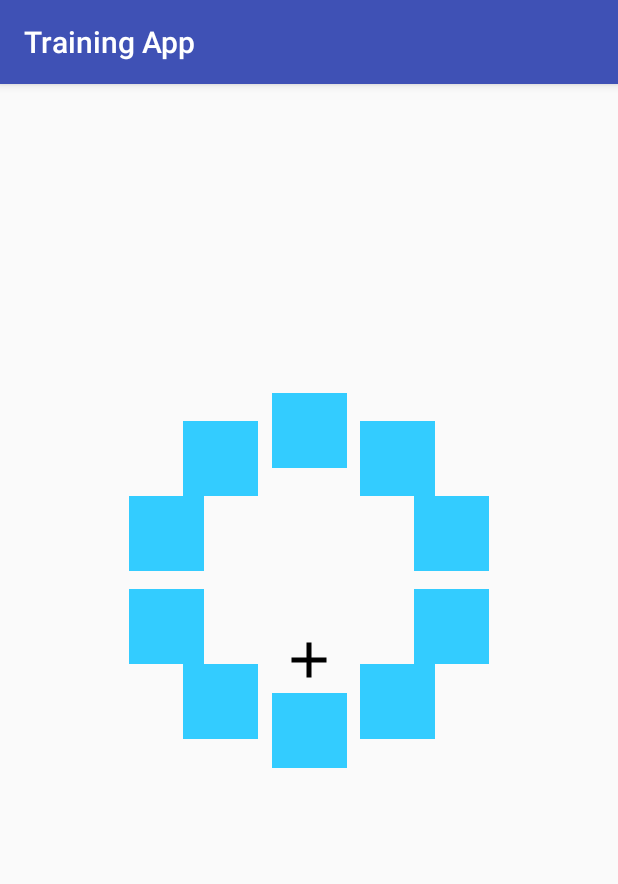
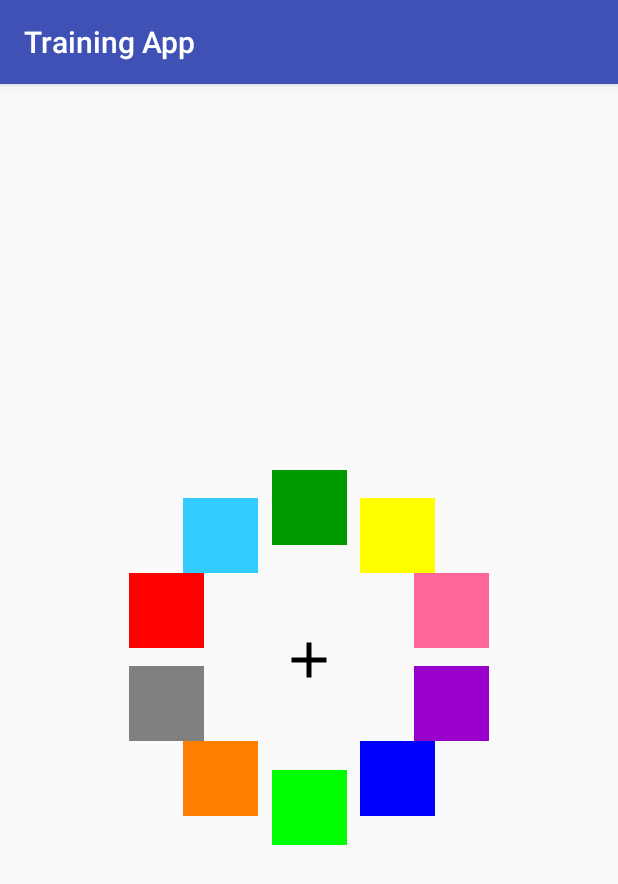
Before and after one commit to ayraz/TrainingApp, an Android app: the screen it shows after launch (TrainingActivity), on a phone screen of 412 x 824 dp. Shown: the top 884 px of the screen. Run offline under Robolectric (Android 15) with nearby library versions, the phone set to English and light mode, and no system bars; our stand-ins replace data binding.

Commit message:
Fixed the bug where all drawn objects were the same color despite the code randomizing them + refactored sequencing of layout events.

```diff
--- a/app/src/main/java/cz/nudz/www/trainingapp/TrainingActivity.java
+++ b/app/src/main/java/cz/nudz/www/trainingapp/TrainingActivity.java
@@ -1,23 +1,22 @@
 package cz.nudz.www.trainingapp;
 
+import android.content.Context;
 import android.databinding.DataBindingUtil;
 import android.graphics.Point;
-import android.graphics.drawable.Drawable;
+import android.os.Bundle;
 import android.support.constraint.ConstraintLayout;
-import android.support.constraint.ConstraintSet;
 import android.support.v7.app.AppCompatActivity;
-import android.os.Bundle;
 import android.util.Log;
 import android.view.Display;
 import android.view.MotionEvent;
 import android.view.View;
-import android.view.ViewGroup;
 import android.view.ViewTreeObserver;
+
+import java.util.List;
+
 import cz.nudz.www.trainingapp.databinding.TrainingActivityBinding;
-import cz.nudz.www.trainingapp.utils.ArrayUtils;
-import cz.nudz.www.trainingapp.utils.RandomUtils;
 
-import static android.support.constraint.ConstraintSet.*;
+import static android.support.constraint.ConstraintSet.PARENT_ID;
 
 public class TrainingActivity extends AppCompatActivity {
 
@@ -25,6 +24,7 @@ public class TrainingActivity extends AppCompatActivity {
 
     private TrainingActivityBinding binding;
     private ConstraintLayout layout;
+    private Context context;
 
     @Override
     public boolean onTouchEvent(MotionEvent event) {
@@ -45,21 +45,7 @@ public class TrainingActivity extends AppCompatActivity {
 
         binding = DataBindingUtil.setContentView(this, R.layout.training_activity);
         layout = binding.trainingActivityRootLayout;
-
-        // get display's center coordinates
-        Display display = getWindowManager().getDefaultDisplay();
-        Point outSize = new Point();
-        display.getSize(outSize);
-        Point center = new Point(outSize.x/2, outSize.y/2);
-        // test trial
-        final Trial trial = new Trial(Paradigm.COLOR, 5, center, 150d, this);
-
-        // First just throw in the view to get them drawn..
-        for (ShapeView v : trial.getStimuli()) {
-            // we need to set view's id to later find it in the layout..
-            v.setId(View.generateViewId());
-            layout.addView(v);
-        }
+        context = this;
 
         /*
          * Using this callback as an indicator that layout has finished..
@@ -71,24 +57,51 @@ public class TrainingActivity extends AppCompatActivity {
             public void onGlobalLayout() {
                 // Immediately unsubscribe to not get stuck in a loop..
                 binding.trainingActivityRootLayout.getViewTreeObserver().removeOnGlobalLayoutListener(this);
+
+                // get display's center coordinates
+                Display display = getWindowManager().getDefaultDisplay();
                 int actionbarHeight = getSupportActionBar().getHeight();
 
-                for (ShapeView v : trial.getStimuli()) {
+                Point outSize = new Point();
+                display.getSize(outSize);
+                Point center = new Point(outSize.x/2, (outSize.y - actionbarHeight)/2);
+                // test trial
+                final Trial trial = new Trial(Paradigm.COLOR, 5, center, 150d, context);
+
+                // First just throw in the views to get them drawn..
+                final List<ShapeView> stimuli = trial.getStimuli();
+                for (ShapeView v : stimuli) {
+                    // we need to set view's id to later find it in the layout..
+                    v.setId(View.generateViewId());
+                    layout.addView(v);
+                }
+                final View lastView = stimuli.get(stimuli.size()-1);
+
+                // use the last view's layout finish as a trigger
+                lastView.getViewTreeObserver().addOnGlobalLayoutListener(new ViewTreeObserver.OnGlobalLayoutListener() {
+                    @Override
+                    public void onGlobalLayout() {
+                        // Immediately unsubscribe to not get stuck in a loop..
+                        lastView.getViewTreeObserver().removeOnGlobalLayoutListener(this);
+
+                        for (ShapeView v : stimuli) {
                             // There is currently a bug with connect's horizontal margins,
                             // here is a workaround: https://stackoverflow.com/questions/44129278/adding-constraints-to-a-view-in-a-constraintlayout-ignore-left-and-right-margins
                             ConstraintLayout.LayoutParams params = new ConstraintLayout.LayoutParams(
                                     ConstraintLayout.LayoutParams.WRAP_CONTENT, ConstraintLayout.LayoutParams.WRAP_CONTENT);
                             // now we can get actual dimensions...
+                            // TODO: figure out why vertical alignment is bit off.
                             params.setMargins(
                                     (v.positionInLayout.x - v.getWidth()/2),
-                            (v.positionInLayout.y - v.getHeight() - actionbarHeight),
+                                    (v.positionInLayout.y - v.getHeight()/2 -3),
                                     0, 0);
                             params.leftToLeft = PARENT_ID;
                             params.topToTop = PARENT_ID;
                             v.setLayoutParams(params);
-
                         }
                     }
                 });
             }
+        });
     }
+}
--- a/app/src/main/java/cz/nudz/www/trainingapp/Trial.java
+++ b/app/src/main/java/cz/nudz/www/trainingapp/Trial.java
@@ -55,9 +55,10 @@ public class Trial {
         Collections.shuffle(colors);
 
         // Create views..
-        final Drawable drawable = res.getDrawable(R.drawable.rect);
         stimuli = new ArrayList<>(stimCount);
         for (int i = 0; i < stimCount; ++i) {
+            // 'clone' drawable so that we can alter color for each.
+            Drawable drawable = res.getDrawable(R.drawable.rect).mutate();
             ShapeView shape = new ShapeView(ctx, drawable, stimPositions.get(i));
             shape.setColorFilter(colors.get(i));
             stimuli.add(shape);
```
Lines whose indentation alone changed are shown as unchanged.
